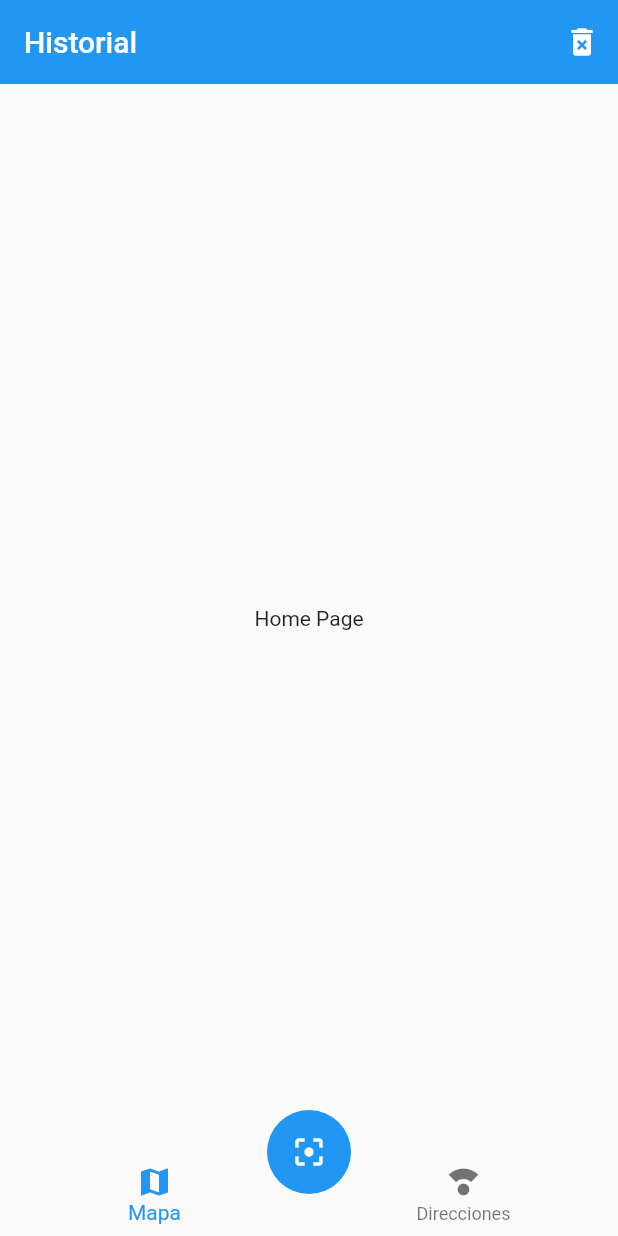
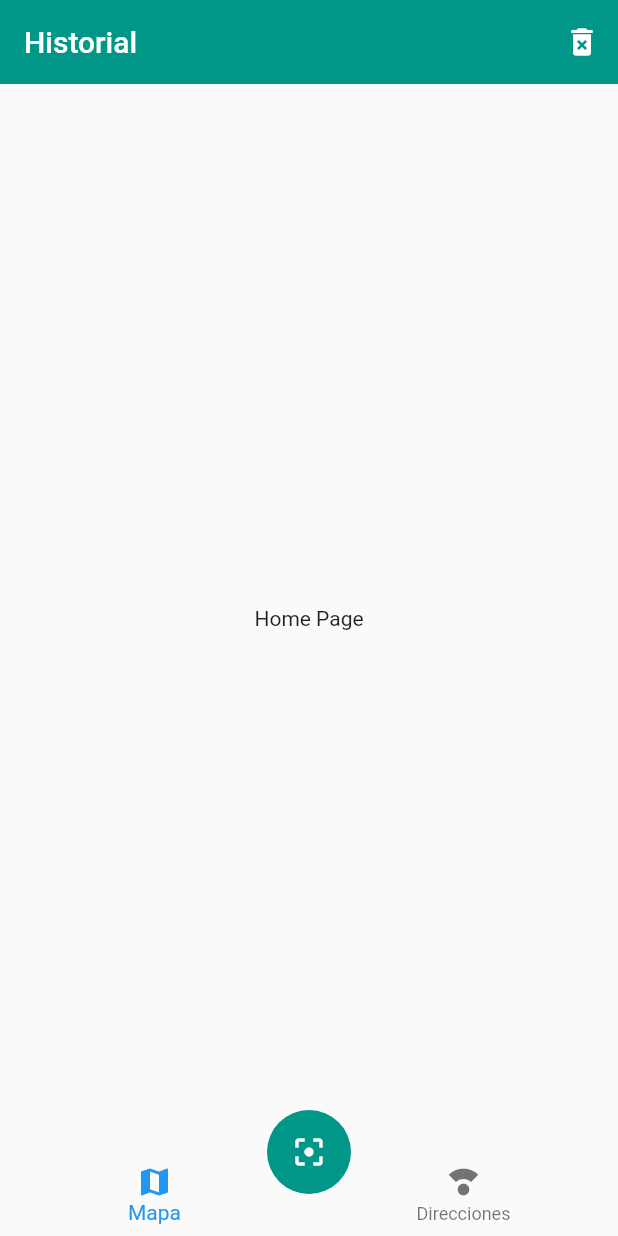
Before and after one commit to gilmarsanchez8/flutter-app-qr, a Flutter app: the screen it shows after launch, on a phone screen of 412 x 824 dp. Run offline on Flutter 3.47's test engine with Material 2 defaults, Android fonts, the light colour scheme and no system bars.

Commit message:
Personalizar tema de la app

```diff
--- a/lib/main.dart
+++ b/lib/main.dart
@@ -15,6 +15,12 @@ class MyApp extends StatelessWidget {
         'home' : (_) => HomePage(),
         'mapa' : (_) => MapaPage(),
       },
+      theme: ThemeData(
+        primaryColor: Colors.teal,
+        floatingActionButtonTheme: FloatingActionButtonThemeData(
+          backgroundColor: Colors.teal
+        )
+      ),
     );
   }
 }
```
